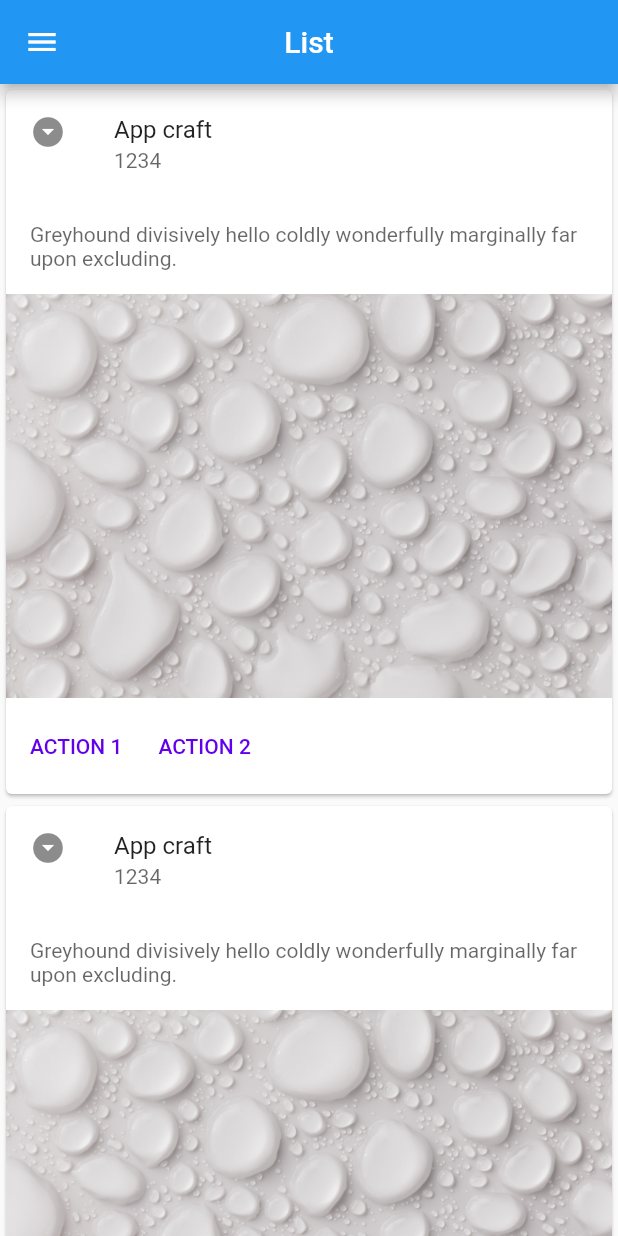
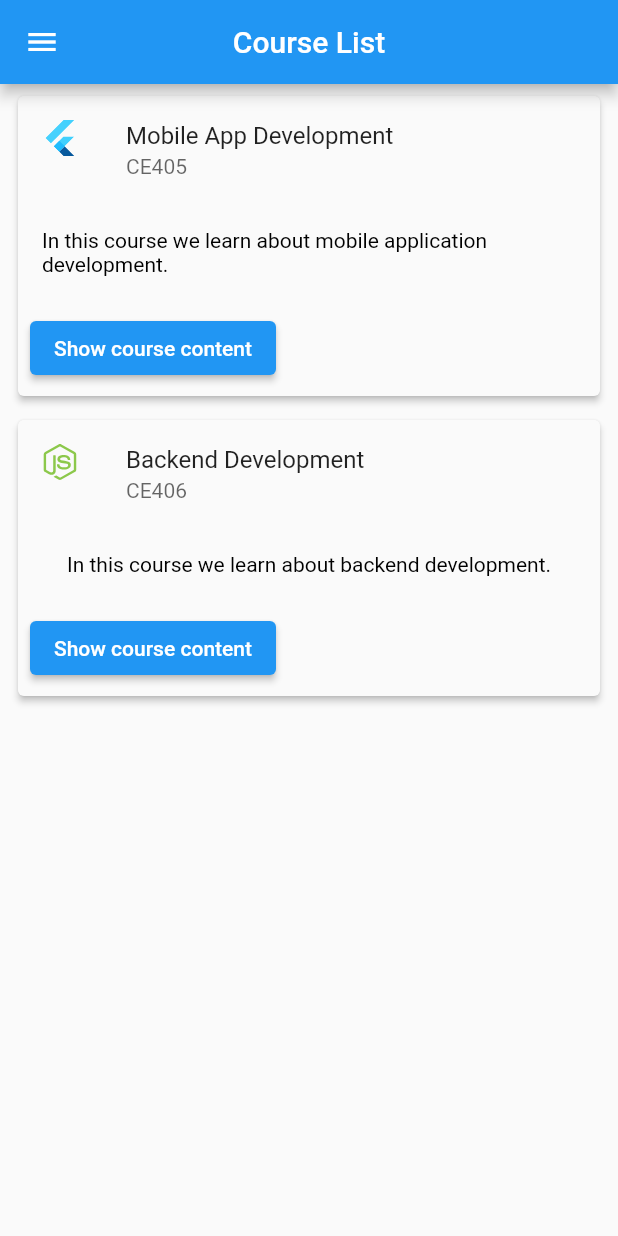
Before and after one commit to rao21/iba_course, a Flutter app: the screen it shows after launch, after a tap on "LOGIN", on a phone screen of 412 x 824 dp. Run offline on Flutter 3.47's test engine with Material 2 defaults, Android fonts, the phone set to English and light mode, and no system bars; our stand-ins replace flutter_svg.

```diff
--- a/lib/course_list/data/course_data.dart
+++ b/lib/course_list/data/course_data.dart
@@ -2,5 +2,23 @@ class CourseModel {
   final String name;
   final String code;
   final String tech;
-  CourseModel({required this.name, required this.code, required this.tech});
+  final String description;
+  final String icon;
+  final List<LecturesModel> lecture;
+  CourseModel(
+      {required this.name,
+      required this.code,
+      required this.tech,
+      required this.icon,
+      this.description = '',
+      required this.lecture});
 }
+
+class LecturesModel {
+  final String name;
+  final String link;
+  LecturesModel({
+    required this.name,
+    required this.link,
+  });
+}
--- a/lib/course_list/data/dummy_data.dart
+++ b/lib/course_list/data/dummy_data.dart
@@ -1,6 +1,30 @@
 import 'package:iba_course/course_list/data/course_data.dart';
 
 List<CourseModel> data = [
-  CourseModel(code: '1234', name: 'App craft', tech: 'Flutter'),
-  CourseModel(code: '1234', name: 'App craft', tech: 'Flutter')
+  CourseModel(
+      code: 'CE405',
+      name: 'Mobile App Development',
+      tech: 'Flutter',
+      description:
+          'In this course we learn about mobile application development.',
+      icon: 'assets/icons/flutter.svg',
+      lecture: [
+        LecturesModel(
+            link: 'https://www.youtube.com/watch?v=fq4N0hgOWzU',
+            name: 'Introduction to Flutter'),
+        LecturesModel(
+            link: 'https://www.youtube.com/watch?v=fq4N0hgOWzU',
+            name: 'Introduction to Flutter')
+      ]),
+  CourseModel(
+      code: 'CE406',
+      name: 'Backend Development',
+      tech: 'Nodejs',
+      description: 'In this course we learn about backend development.',
+      icon: 'assets/icons/nodejs.svg',
+      lecture: [
+        LecturesModel(
+            link: 'https://www.youtube.com/watch?v=fq4N0hgOWzU',
+            name: 'Introduction to BE development')
+      ])
 ];
--- a/lib/course_list/view/course_list.dart
+++ b/lib/course_list/view/course_list.dart
@@ -1,8 +1,8 @@
 // ignore_for_file: deprecated_member_use
 
 import 'package:flutter/material.dart';
+import 'package:flutter_svg/svg.dart';
 import 'package:iba_course/course_list/data/course_data.dart';
-import 'package:iba_course/login.dart';
 
 import '../data/dummy_data.dart';
 
@@ -18,10 +18,10 @@ class _CourseListWidgetState extends State<CourseListWidget> {
   Widget build(BuildContext context) {
     return Scaffold(
         appBar: AppBar(
-          title: const Text('List'),
+          title: const Text('Course List'),
           centerTitle: true,
         ),
-        drawer: CustomDrawer(),
+        drawer: const CustomDrawer(),
         body: ListView.builder(
             itemCount: data.length,
             itemBuilder: ((ctx, i) {
@@ -30,11 +30,76 @@ class _CourseListWidgetState extends State<CourseListWidget> {
   }
 
   Widget _item({required CourseModel item}) {
-    return Card(
+    return Padding(
+      padding: const EdgeInsets.symmetric(horizontal: 8.0, vertical: 4),
+      child: Card(
+        color: Colors.grey[50],
+        elevation: 2,
         child: Column(
           children: [
             ListTile(
-            leading: const Icon(Icons.arrow_drop_down_circle),
+              onTap: () => {
+                showModalBottomSheet(
+                  context: context,
+                  shape: const RoundedRectangleBorder(
+                    borderRadius: BorderRadius.vertical(
+                      top: Radius.circular(32),
+                    ),
+                  ),
+                  builder: (context) {
+                    return Padding(
+                      padding: const EdgeInsets.symmetric(
+                          horizontal: 16, vertical: 16),
+                      child: Column(
+                        children: [
+                          // const SizedBox(
+                          //   height: 16,
+                          // ),
+                          Row(
+                            children: [
+                              const Icon(Icons.close_rounded),
+                              const Spacer(),
+                              Text(item.name),
+                              const Spacer(),
+                            ],
+                          ),
+                          Expanded(
+                            child: ListView.builder(
+                              itemCount: item.lecture.length,
+                              itemBuilder: ((ctx, i) {
+                                return ExpansionTile(
+                                  backgroundColor: Colors.grey[50],
+                                  collapsedBackgroundColor: Colors.yellow,
+                                  title: Text(
+                                    item.lecture[i].name,
+                                    style: const TextStyle(
+                                        fontSize: 18.0,
+                                        fontWeight: FontWeight.w500),
+                                  ),
+                                  children: <Widget>[
+                                    Text(item.lecture[i].link,
+                                        style: const TextStyle(
+                                            fontSize: 18.0,
+                                            fontWeight: FontWeight.w500))
+                                  ],
+                                );
+                              }),
+                            ),
+                          ),
+                        ],
+                      ),
+                    );
+                  },
+                  // clipBehavior: Clip.antiAliasWithSaveLayer,
+                  // shape: const RoundedRectangleBorder(
+                  //   borderRadius: BorderRadius.vertical(
+                  //     top: Radius.circular(20),
+                  //   ),
+                  // ),
+                )
+              },
+              leading: SizedBox(
+                  height: 24, width: 24, child: SvgPicture.asset(item.icon)),
               title: Text(item.name),
               subtitle: Text(
                 item.code,
@@ -44,33 +109,21 @@ class _CourseListWidgetState extends State<CourseListWidget> {
             Padding(
               padding: const EdgeInsets.all(16.0),
               child: Text(
-              'Greyhound divisively hello coldly wonderfully marginally far upon excluding.',
-              style: TextStyle(color: Colors.black.withOpacity(0.6)),
+                item.description,
+                style: const TextStyle(color: Colors.black),
               ),
-          ),
-          Image.asset(
-            'assets/images/card_img.jpg',
             ),
             ButtonBar(
               alignment: MainAxisAlignment.start,
               children: [
-              FlatButton(
-                textColor: const Color(0xFF6200EE),
-                onPressed: () {
-                  // Perform some action
-                },
-                child: const Text('ACTION 1'),
-              ),
-              FlatButton(
-                textColor: const Color(0xFF6200EE),
-                onPressed: () {
-                  // Perform some action
-                },
-                child: const Text('ACTION 2'),
+                ElevatedButton(
+                  onPressed: () {},
+                  child: const Text('Show course content'),
                 ),
               ],
             ),
           ],
+        ),
       ),
     );
   }
```
Also changed, not shown: assets/icons/flutter.svg (added), assets/icons/nodejs.svg (added), 11 other files. Lines whose indentation alone changed are shown as unchanged.
